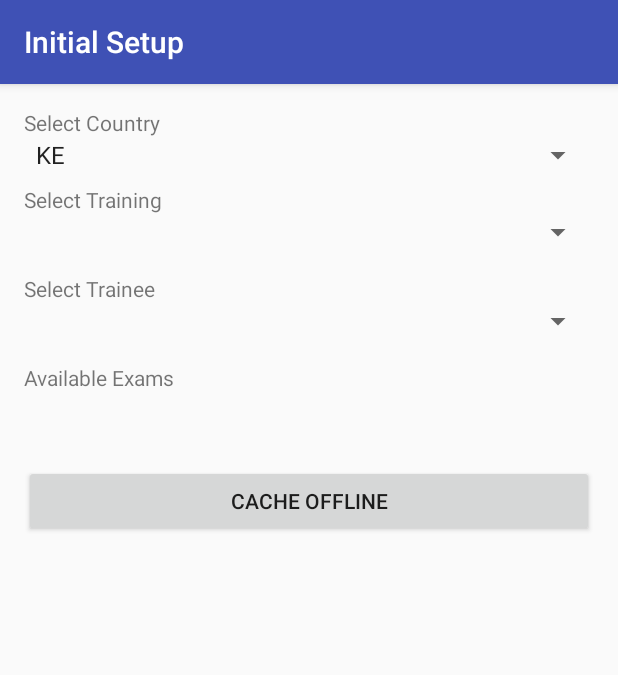
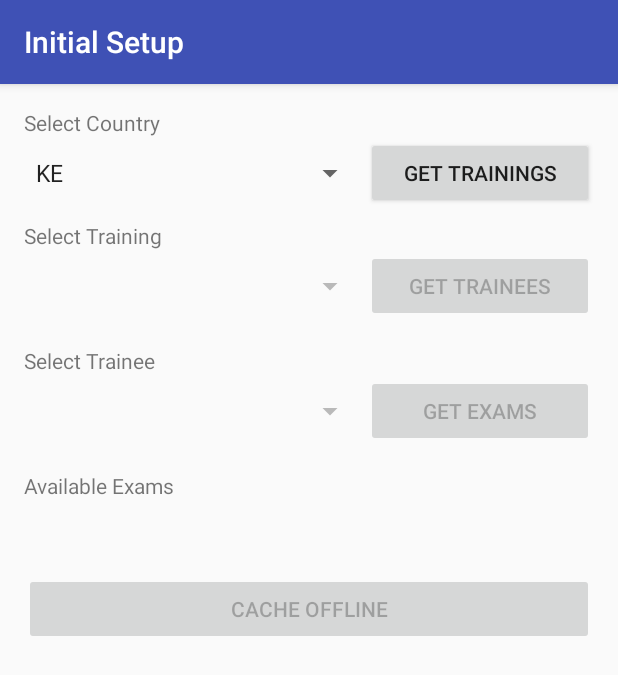
Before and after one commit to livinggoods/MCQExamApp, an Android app: the screen it shows after launch (InitialSetupActivity), on a phone screen of 412 x 824 dp. Shown: the top 675 px of the screen. Run offline under Robolectric (Android 15) with nearby library versions, the phone set to English and light mode, and no system bars; libraries missing offline, so code that uses them is left out: com.orm, com.vistrav.ask, mehdi.sakout.fancybuttons; plain views replace SearchableSpinner.

```diff
--- a/app/build.gradle
+++ b/app/build.gradle
@@ -41,7 +41,7 @@ dependencies {
     implementation 'com.vistrav:ask:2.5'
     implementation 'com.github.medyo:fancybuttons:1.8.4'
 
-    compile 'com.toptoche.searchablespinner:searchablespinnerlibrary:1.3.1'
+    implementation 'com.toptoche.searchablespinner:searchablespinnerlibrary:1.3.1'
 
     testImplementation 'junit:junit:4.12'
     androidTestImplementation 'com.android.support.test:runner:1.0.2'
--- a/app/src/main/java/org/livinggoods/exam/activity/InitialSetupActivity.kt
+++ b/app/src/main/java/org/livinggoods/exam/activity/InitialSetupActivity.kt
@@ -28,6 +28,9 @@ import retrofit2.Response
 class InitialSetupActivity : BaseActivity(), View.OnClickListener, AdapterView.OnItemSelectedListener {
 
     lateinit var btnCacheOffline: Button
+    lateinit var btnGetTrainings: Button
+    lateinit var btnGetTrainees: Button
+    lateinit var btnGetExams: Button
     lateinit var spCountry: Spinner
     lateinit var spTraining: Spinner
     lateinit var spTrainee: Spinner
@@ -59,6 +62,9 @@ class InitialSetupActivity : BaseActivity(), View.OnClickListener, AdapterView.O
         session = SessionManager(this@InitialSetupActivity)
 
         btnCacheOffline = findViewById<Button>(R.id.btn_cache_offline)
+        btnGetTrainings = findViewById<Button>(R.id.btn_get_trainings)
+        btnGetTrainees = findViewById<Button>(R.id.btn_get_trainees)
+        btnGetExams = findViewById<Button>(R.id.btn_get_exams)
 
         //country spinner
         spCountry = findViewById<Spinner>(R.id.sp_country)
@@ -73,6 +79,9 @@ class InitialSetupActivity : BaseActivity(), View.OnClickListener, AdapterView.O
         tvAvailableExams = findViewById<TextView>(R.id.tv_available_exams)
 
         btnCacheOffline.setOnClickListener(this@InitialSetupActivity)
+        btnGetTrainings.setOnClickListener { onCountrySelected() }
+        btnGetTrainees.setOnClickListener { onTrainingSelected() }
+        btnGetExams.setOnClickListener { onTraineeSelected() }
 
     }
 
@@ -152,11 +161,29 @@ class InitialSetupActivity : BaseActivity(), View.OnClickListener, AdapterView.O
     override fun onItemSelected(parent: AdapterView<*>?, view: View?, position: Int, id: Long) {
 
         when (parent?.id) {
-            spCountry.id -> onCountrySelected(parent!!, position, id)
+            spCountry.id -> {
+                spTraining.isEnabled = false
+                spTraining.adapter = null
+                spTrainee.isEnabled = false
+                spTrainee.adapter = null
+                btnGetTrainees.isEnabled =  false
+                btnGetExams.isEnabled = false
+                btnCacheOffline.isEnabled = false
+                tvAvailableExams.visibility = View.INVISIBLE
+            }
 
-            spTraining.id -> onTrainingSelected(parent!!, position, id)
+            spTraining.id -> {
+                spTrainee.isEnabled = false
+                spTrainee.adapter = null
+                btnGetExams.isEnabled = false
+                btnCacheOffline.isEnabled = false
+                tvAvailableExams.visibility = View.INVISIBLE
+            }
 
-            spTrainee.id -> onTraineeSelected(parent!!, position, id)
+            spTrainee.id -> {
+                btnCacheOffline.isEnabled = false
+                tvAvailableExams.visibility = View.INVISIBLE
+            }
 
             else -> {
                 // Do Nothing
@@ -165,12 +192,13 @@ class InitialSetupActivity : BaseActivity(), View.OnClickListener, AdapterView.O
     }
 
 
-    private fun onCountrySelected(parent: AdapterView<*>, position: Int, id: Long) {
+    private fun onCountrySelected() {
         country = spCountry.selectedItem.toString()
         getTrainings()
     }
 
-    private fun onTrainingSelected(parent: AdapterView<*>, position: Int, id: Long) {
+    private fun onTrainingSelected() {
+        val position = spTraining.selectedItemPosition
         if (trainingList.size == 0) {
             training = null
             return
@@ -179,7 +207,8 @@ class InitialSetupActivity : BaseActivity(), View.OnClickListener, AdapterView.O
         getTrainees()
     }
 
-    private fun onTraineeSelected(parent: AdapterView<*>, position: Int, id: Long) {
+    private fun onTraineeSelected() {
+        val position = spTrainee.selectedItemPosition
         if (traineeList.size == 0) {
             trainee = null
             return
@@ -218,6 +247,7 @@ class InitialSetupActivity : BaseActivity(), View.OnClickListener, AdapterView.O
                     adapter.setDropDownViewResource(android.R.layout.simple_spinner_dropdown_item)
                     spTraining.adapter = adapter
                     spTraining.isEnabled = true
+                    btnGetTrainees.isEnabled = true
 
                 } catch (e: Exception) {
                     onFailure(call, e.cause)
@@ -263,6 +293,7 @@ class InitialSetupActivity : BaseActivity(), View.OnClickListener, AdapterView.O
                     adapter.setDropDownViewResource(android.R.layout.simple_spinner_dropdown_item)
                     spTrainee.adapter = adapter
                     spTrainee.isEnabled = true
+                    btnGetExams.isEnabled = true
 
                 } catch (e: Exception) {
                     onFailure(call, e.cause)
@@ -305,8 +336,10 @@ class InitialSetupActivity : BaseActivity(), View.OnClickListener, AdapterView.O
 
                     val listType = object: TypeToken<ArrayList<Exam>>() {}.type
                     examsList = gson.fromJson<MutableList<Exam>>(exams.toString(), listType)
+                    tvAvailableExams.visibility = View.VISIBLE
                     tvAvailableExams.text = examsList.size.toString()
                     tvAvailableExams.isEnabled = true
+                    btnCacheOffline.isEnabled = true
 
                 } catch (e: Exception) {
                     onFailure(call, e.cause)
--- a/app/src/main/res/layout/activity_initial_setup.xml
+++ b/app/src/main/res/layout/activity_initial_setup.xml
@@ -14,32 +14,65 @@
         android:orientation="vertical"
         android:padding="16dp">
 
-        <!--Added country spinner -->
 
         <TextView
             android:layout_width="match_parent"
             android:layout_height="wrap_content"
             android:text="@string/select_country" />
 
+        <LinearLayout
+            android:layout_width="match_parent"
+            android:layout_height="wrap_content"
+            android:orientation="horizontal"
+            android:layout_marginBottom="8dp">
+
             <Spinner
                 android:id="@+id/sp_country"
-            android:layout_width="match_parent"
+                android:layout_width="0dp"
                 android:layout_height="wrap_content"
                 android:entries="@array/countries"
-            android:layout_marginBottom="8dp"/>
+                android:layout_weight="60"
+                android:layout_gravity="center_vertical"/>
 
-        <!--end country spinner -->
+
+            <Button
+                android:id="@+id/btn_get_trainings"
+                android:layout_width="0dp"
+                android:layout_height="wrap_content"
+                android:text="GET TRAININGS"
+                android:layout_weight="40"
+                />
+
+        </LinearLayout>
 
         <TextView
             android:layout_width="match_parent"
             android:layout_height="wrap_content"
             android:text="@string/select_training" />
 
+        <LinearLayout
+            android:layout_width="match_parent"
+            android:layout_height="wrap_content"
+            android:orientation="horizontal">
+
             <com.toptoche.searchablespinnerlibrary.SearchableSpinner
                 android:id="@+id/sp_training"
-            android:layout_width="match_parent"
+                android:layout_width="0dp"
                 android:layout_height="wrap_content"
+                android:layout_weight="60"
+                android:layout_gravity="center_vertical" />
+
+            <Button
+                android:id="@+id/btn_get_trainees"
+                android:layout_width="0dp"
+                android:layout_height="wrap_content"
+                android:text="GET TRAINEES"
+                android:layout_weight="40"
+                android:enabled="false"
                 />
+
+        </LinearLayout>
+
 
         <TextView
             android:layout_width="match_parent"
@@ -48,11 +81,31 @@
             android:text="@string/select_trainee" />
 
 
+        <LinearLayout
+            android:layout_width="match_parent"
+            android:layout_height="wrap_content"
+            android:orientation="horizontal">
+
             <com.toptoche.searchablespinnerlibrary.SearchableSpinner
                 android:id="@+id/sp_trainees"
-            android:layout_width="match_parent"
+                android:layout_width="0dp"
                 android:layout_height="wrap_content"
+                android:layout_weight="60"
+                android:layout_gravity="center_vertical"
                 />
+
+            <Button
+                android:id="@+id/btn_get_exams"
+                android:layout_width="0dp"
+                android:layout_height="wrap_content"
+                android:text="GET EXAMS"
+                android:layout_weight="40"
+                android:enabled="false"
+                />
+
+        </LinearLayout>
+
+
 
         <TextView
             android:layout_width="match_parent"
@@ -72,7 +125,8 @@
             android:layout_width="match_parent"
             android:layout_height="wrap_content"
             android:layout_marginTop="16dp"
-            android:text="@string/cache_offline" />
+            android:text="@string/cache_offline"
+            android:enabled="false"/>
 
 
     </LinearLayout>
```
Also changed, not shown: app/src/main/java/org/livinggoods/exam/activity/fragment/ExamViewFragment.kt (+26 -7 lines), app/src/main/java/org/livinggoods/exam/persistence/SessionManager.kt (+24 -0 lines), 2 other files. Lines whose indentation alone changed are shown as unchanged.
